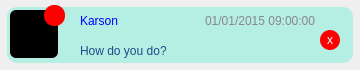
Before: the Qt Designer form client/ui/chating_item.ui in TT2TER/Echoplex, drawn with Qt 5.
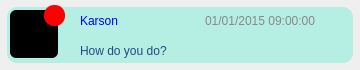
After: the same form once the commit is applied.

```diff
--- a/client/ui/chating_item.ui
+++ b/client/ui/chating_item.ui
@@ -226,26 +226,6 @@
        <string>01/01/2015 09:00:00</string>
       </property>
      </widget>
-     <widget class="QPushButton" name="close_butt">
-      <property name="geometry">
-       <rect>
-        <x>320</x>
-        <y>30</y>
-        <width>20</width>
-        <height>20</height>
-       </rect>
-      </property>
-      <property name="styleSheet">
-       <string notr="true">QPushButton#close_butt{
-	border-radius: 10px;
-	background-color: red;
-	color: white;
-}</string>
-      </property>
-      <property name="text">
-       <string>x</string>
-      </property>
-     </widget>
     </widget>
    </item>
   </layout>
```
